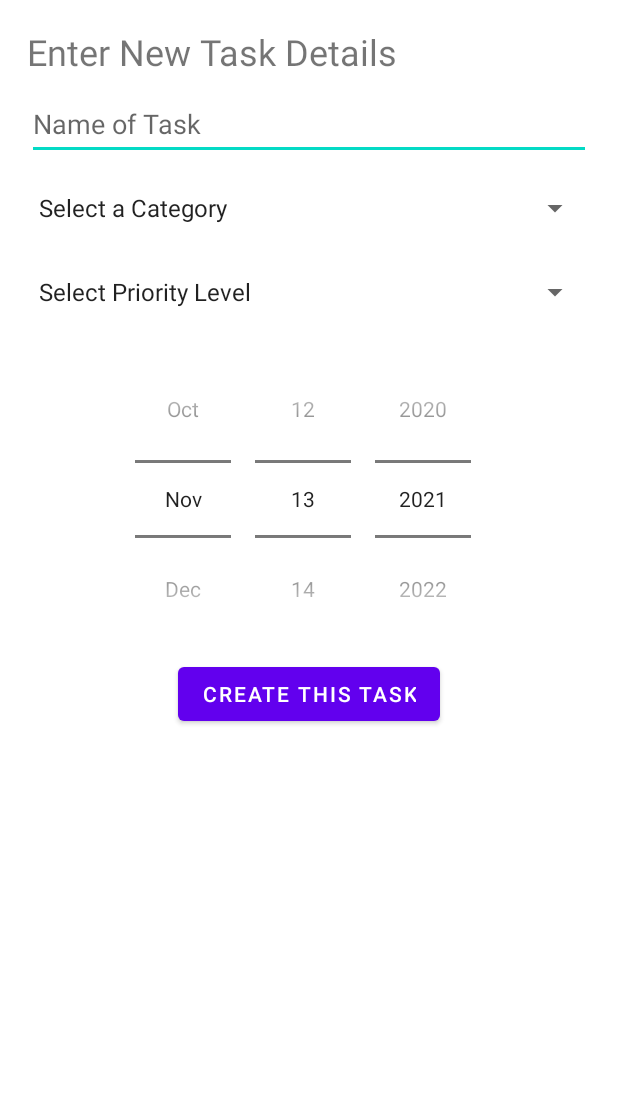
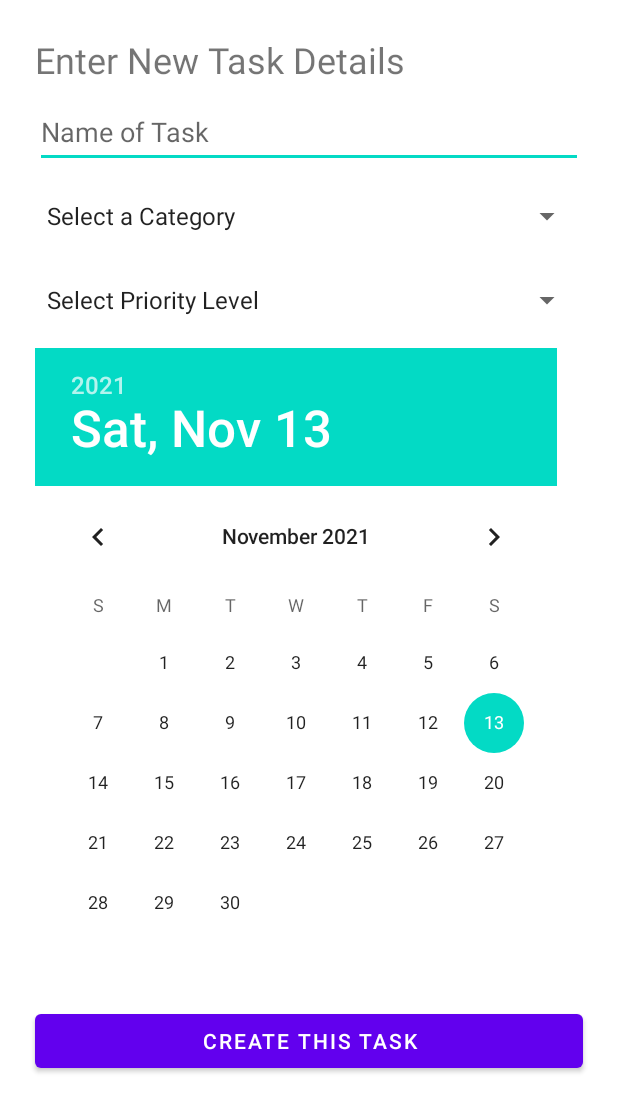
Before and after one commit to jakobclements/schedule-at-a-glance, an Android app: the layout activity_main.xml on its own in the app's theme, with its tools: preview values and no code run, on a phone screen of 412 x 824 dp. Shown: the top 1112 px of the screen. Run offline under Robolectric (Android 15) with nearby library versions, the phone set to English and light mode, and no system bars.

```diff
--- a/app/build.gradle
+++ b/app/build.gradle
@@ -1,6 +1,7 @@
 plugins {
     id 'com.android.application'
     id 'kotlin-android'
+    id 'com.google.gms.google-services'
 }
 
 android {
@@ -41,6 +42,7 @@ dependencies {
     implementation 'androidx.appcompat:appcompat:1.3.1'
     implementation 'com.google.android.material:material:1.4.0'
     implementation 'androidx.constraintlayout:constraintlayout:2.1.1'
+    implementation 'com.google.firebase:firebase-firestore-ktx:23.0.4'
     testImplementation 'junit:junit:4.+'
     androidTestImplementation 'androidx.test.ext:junit:1.1.3'
     androidTestImplementation 'androidx.test.espresso:espresso-core:3.4.0'
--- a/app/src/main/res/layout/activity_main.xml
+++ b/app/src/main/res/layout/activity_main.xml
@@ -6,6 +6,14 @@
     android:layout_height="match_parent"
     android:layout_margin="@dimen/default_margin"
     tools:context=".MainActivity">
+    <ScrollView
+        android:layout_width="match_parent"
+        android:layout_height="match_parent"
+        android:orientation="vertical">
+        <LinearLayout
+            android:layout_width="match_parent"
+            android:layout_height="wrap_content"
+            android:orientation="vertical">
 
             <TextView
                 android:id="@+id/textViewHeading"
@@ -64,26 +72,30 @@
 
             <DatePicker
                 android:id="@+id/datePickerDate"
-        android:layout_width="match_parent"
-        android:layout_height="wrap_content"
+                android:layout_width="wrap_content"
+                android:layout_height="match_parent"
                 android:layout_marginStart="8dp"
                 android:layout_marginTop="8dp"
                 android:layout_marginEnd="8dp"
-        android:calendarViewShown="false"
-        android:datePickerMode="spinner"
+                android:calendarViewShown="true"
+                android:datePickerMode="calendar"
                 android:inputType="datetime"
                 android:minHeight="48dp"
+                android:textAlignment="center"
                 app:layout_constraintEnd_toEndOf="parent"
                 app:layout_constraintStart_toStartOf="parent"
                 app:layout_constraintTop_toBottomOf="@+id/spinnerImportance" />
 
             <Button
-        android:id="@+id/button"
-        android:layout_width="wrap_content"
+                android:id="@+id/buttonCreateTask"
+                android:layout_width="match_parent"
                 android:layout_height="wrap_content"
+                android:layout_margin="8dp"
                 android:text="@string/create_this_task"
                 app:layout_constraintEnd_toEndOf="parent"
                 app:layout_constraintStart_toStartOf="parent"
                 app:layout_constraintTop_toBottomOf="@+id/datePickerDate" />
+        </LinearLayout>
+    </ScrollView>
 
 </androidx.constraintlayout.widget.ConstraintLayout>
--- a/app/src/main/res/values/dimens.xml
+++ b/app/src/main/res/values/dimens.xml
@@ -1,5 +1,5 @@
 <?xml version="1.0" encoding="utf-8"?>
 <resources>
-    <dimen name="default_margin">10dp</dimen>
+    <dimen name="default_margin">15dp</dimen>
     <dimen name="default_heading_size">24sp</dimen>
 </resources>
--- a/build.gradle
+++ b/build.gradle
@@ -7,6 +7,7 @@ buildscript {
     dependencies {
         classpath "com.android.tools.build:gradle:7.0.2"
         classpath "org.jetbrains.kotlin:kotlin-gradle-plugin:1.5.20"
+        classpath 'com.google.gms:google-services:4.3.10'
 
         // NOTE: Do not place your application dependencies here; they belong
         // in the individual module build.gradle files
```
Also changed, not shown: app/src/main/java/com/example/schedule_at_a_glance/MainActivity.kt (+37 -2 lines), app/src/main/java/com/example/schedule_at_a_glance/Task.kt (added, +10 -0 lines), 1 other file. Lines whose indentation alone changed are shown as unchanged.
